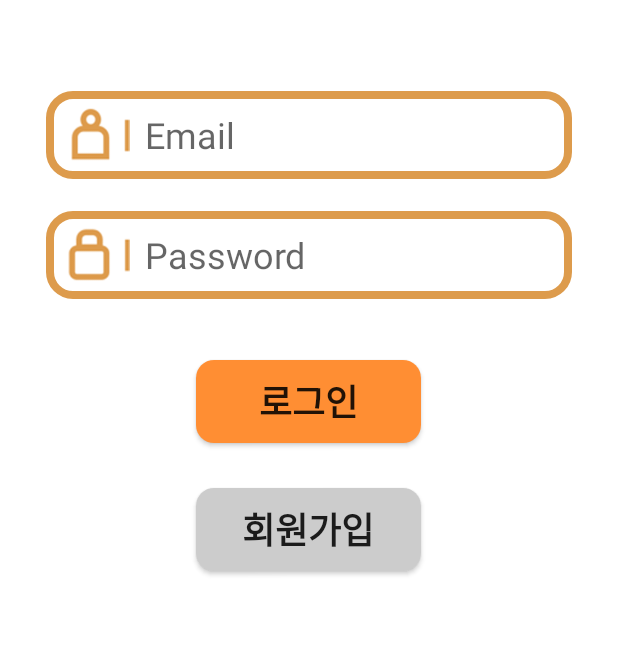
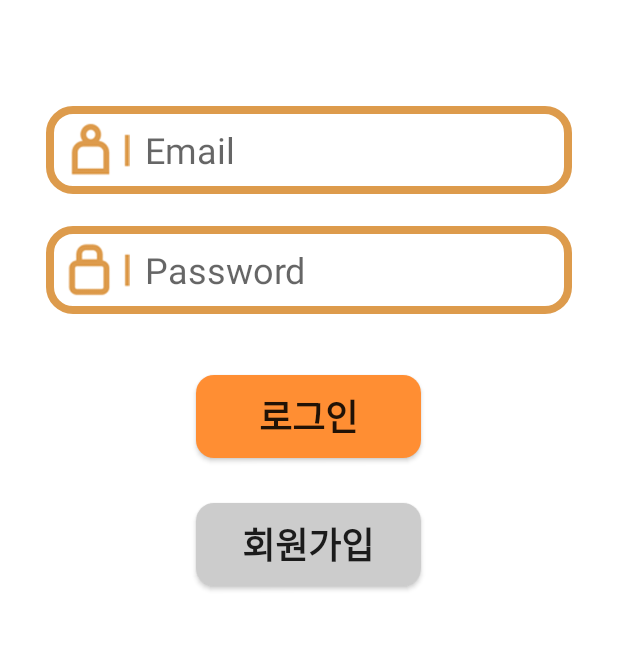
Before and after one commit to huh2514/Volunteer3, an Android app: the screen it shows after launch (StdLogin), on a phone screen of 412 x 824 dp, the part 414-1064 px from its top. Run offline under Robolectric (Android 15) with nearby library versions, the phone set to English and light mode, and no system bars; 1 statement that could not run was skipped.

Commit message:
login page UI update

```diff
--- a/app/src/main/res/layout/stdlogin_layout.xml
+++ b/app/src/main/res/layout/stdlogin_layout.xml
@@ -11,7 +11,7 @@
         android:layout_height="wrap_content"
         android:layout_gravity="center_horizontal|center_vertical"
         android:layout_marginTop="70dp"
-        android:layout_marginBottom="50dp"
+        android:layout_marginBottom="60dp"
         app:srcCompat="@drawable/login_logo" />
 
     <LinearLayout
```
